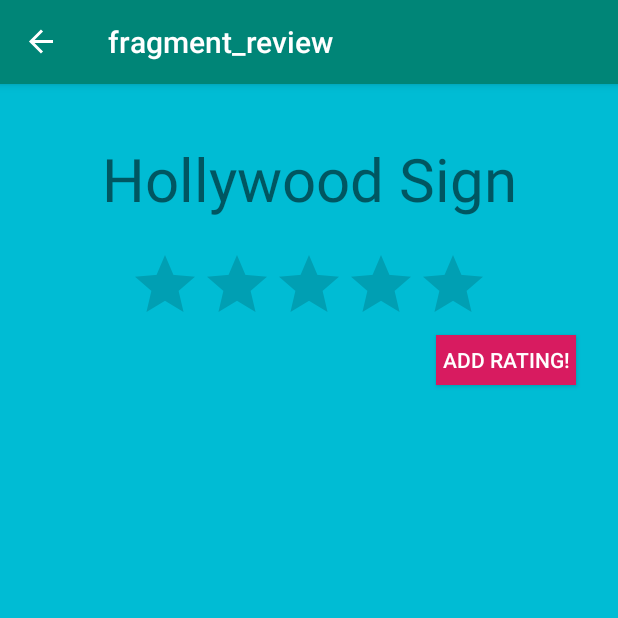
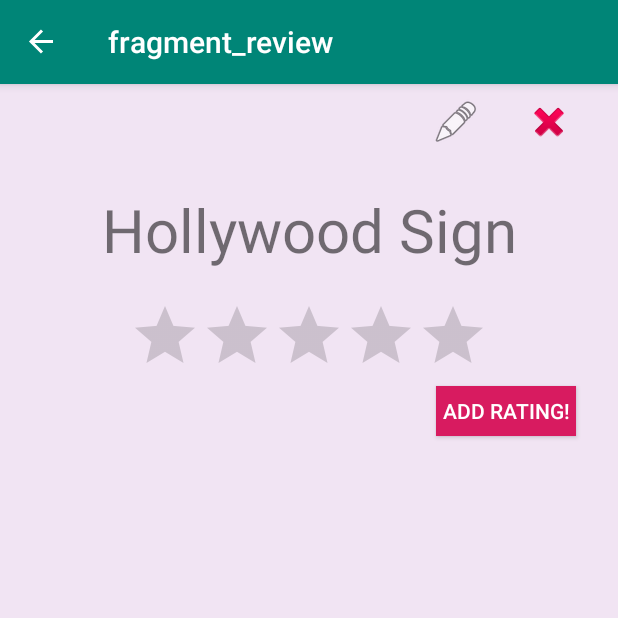
Before and after one commit to josejesusgarciajr/Travel-App, an Android app: the screen it shows after launch (MainActivity), after a tap on "LANDMARK TEST", on a phone screen of 412 x 824 dp, the top half of it. Run offline under Robolectric (Android 15) with nearby library versions, the phone set to English and light mode, and no system bars; our stand-ins replace Firebase (no records; nobody signed in at launch, a user with empty details on screens opened directly), data binding, navigation-ui; 2 statements that could not run were skipped; 2 other taps on this screen came first.

Commit message:
begin merge

```diff
--- a/TravelApp/app/src/main/java/jwest/android_class/travel_app/LandmarkFragment.kt
+++ b/TravelApp/app/src/main/java/jwest/android_class/travel_app/LandmarkFragment.kt
@@ -13,11 +13,15 @@ import jwest.android_class.travel_app.databinding.FragmentLandmarkBinding
 import android.graphics.PorterDuff
 import android.graphics.drawable.LayerDrawable
 import android.graphics.Color
+import android.util.Log
 import android.widget.RatingBar
 import android.widget.Toast
+import com.google.firebase.database.DatabaseReference
+import com.google.firebase.database.FirebaseDatabase
 import kotlinx.android.synthetic.main.dialog_window.*
 import kotlinx.android.synthetic.main.dialog_window.view.*
 import kotlinx.android.synthetic.main.dialog_window.view.ratingBar
+import kotlinx.android.synthetic.main.fragment_edit_landmark.*
 
 
 /**
@@ -25,6 +29,8 @@ import kotlinx.android.synthetic.main.dialog_window.view.ratingBar
  */
 class LandmarkFragment : Fragment() {
     private lateinit var binding: FragmentLandmarkBinding
+    private lateinit var ref: DatabaseReference
+
     override fun onCreateView(
         inflater: LayoutInflater, container: ViewGroup?,
         savedInstanceState: Bundle?
@@ -43,8 +49,24 @@ class LandmarkFragment : Fragment() {
 
         binding.rateButton.setOnClickListener{userRating(it)}
 
+        binding.landmarkDeleteButton.setOnClickListener{ deleteLandmark(args.landmarkId) }
+        binding.landmarkEditButton.setOnClickListener{ view?.findNavController()?.navigate(LandmarkFragmentDirections.actionLandmarkFragmentToEditLandmarkFragment(args.landmarkId, args.landmarkTitle, args.landmarkDescription, args.landmarkRating)) }
+
+
         return binding.root
     }
+
+    private fun deleteLandmark(landmarkId : String) {
+        ref = FirebaseDatabase.getInstance().getReference("landmarks")
+        var landmark = ref.child(landmarkId)
+        landmark.removeValue()
+        Log.d("delete : ", landmarkId)
+        view?.findNavController()?.navigate(R.id.action_landmarkFragment_to_mapFragment)
+    }
+
+//    private fun editLandmark() {
+//        view?.findNavController()?.navigate(LandmarkFragmentDirections.actionLandmarkFragmentToEditLandmarkFragment)
+//    }
 
     fun userRating(view: View) {
         binding.apply {
--- a/TravelApp/app/src/main/res/layout/fragment_landmark.xml
+++ b/TravelApp/app/src/main/res/layout/fragment_landmark.xml
@@ -13,7 +13,7 @@
         android:id="@+id/frameLayout"
         android:layout_width="match_parent"
         android:layout_height="match_parent"
-        android:background="#00BCD4"
+        android:background="#1B9C27B0"
         tools:context=".LandmarkFragment">
 
         <!-- TODO: Update blank fragment layout -->
@@ -21,7 +21,7 @@
             android:id="@+id/landmark_title_text"
             android:layout_width="409dp"
             android:layout_height="wrap_content"
-            android:layout_marginTop="16dp"
+            android:layout_marginTop="50dp"
             android:padding="20sp"
             android:text="Hollywood Sign"
             android:textAlignment="center"
@@ -62,7 +62,7 @@
             android:id="@+id/scrollView2"
             android:layout_width="match_parent"
             android:layout_height="match_parent"
-            android:layout_marginTop="175dp"
+            android:layout_marginTop="230dp"
             android:padding="15sp"
             app:layout_constraintTop_toTopOf="@+id/landmark_title_text">
 
@@ -85,5 +85,27 @@
             </androidx.constraintlayout.widget.ConstraintLayout>
         </ScrollView>
 
+        <ImageButton
+            android:id="@+id/landmarkDeleteButton"
+            android:layout_width="wrap_content"
+            android:layout_height="wrap_content"
+            android:layout_marginEnd="30dp"
+            android:background="#00FFFFFF"
+            app:layout_constraintBottom_toTopOf="@+id/landmark_title_text"
+            app:layout_constraintEnd_toEndOf="parent"
+            app:layout_constraintTop_toTopOf="parent"
+            app:srcCompat="@android:drawable/ic_delete" />
+
+        <ImageButton
+            android:id="@+id/landmarkEditButton"
+            android:layout_width="wrap_content"
+            android:layout_height="wrap_content"
+            android:layout_marginEnd="30dp"
+            android:background="#00FFFFFF"
+            app:layout_constraintBottom_toTopOf="@+id/landmark_title_text"
+            app:layout_constraintEnd_toStartOf="@+id/landmarkDeleteButton"
+            app:layout_constraintTop_toTopOf="parent"
+            app:srcCompat="@android:drawable/ic_menu_edit" />
+
     </androidx.constraintlayout.widget.ConstraintLayout>
 </layout>
--- a/TravelApp/app/src/main/res/navigation/navigation.xml
+++ b/TravelApp/app/src/main/res/navigation/navigation.xml
@@ -34,10 +34,12 @@
         >
         <action
             android:id="@+id/action_mapFragment_to_addLandmarkFragment"
-            app:destination="@id/addLandmarkFragment" />
+            app:destination="@id/addLandmarkFragment"
+            app:popUpTo="@+id/mapFragment" />
         <action
             android:id="@+id/action_mapFragment_to_landmarkFragment"
-            app:destination="@id/landmarkFragment" />
+            app:destination="@id/landmarkFragment"
+            app:popUpTo="@+id/mapFragment" />
     </fragment>
     <fragment
         android:id="@+id/landmarkFragment"
@@ -57,6 +59,15 @@
         <argument
             android:name="landmarkId"
             app:argType="string" />
+        <action
+            android:id="@+id/action_landmarkFragment_to_mapFragment"
+            app:destination="@id/mapFragment"
+            app:popUpTo="@+id/mapFragment" />
+        <action
+            android:id="@+id/action_landmarkFragment_to_editLandmarkFragment"
+            app:destination="@id/editLandmarkFragment"
+            app:popUpTo="@+id/landmarkFragment"
+            app:popUpToInclusive="true" />
     </fragment>
     <fragment
         android:id="@+id/addLandmarkFragment"
@@ -71,13 +82,36 @@
             app:argType="float" />
         <action
             android:id="@+id/action_addLandmarkFragment_to_mapFragment"
-            app:destination="@id/mapFragment" />
+            app:destination="@id/mapFragment"
+            app:popUpTo="@+id/addLandmarkFragment"
+            app:popUpToInclusive="true" />
     </fragment>
     <fragment
         android:id="@+id/reviewFragment"
         android:name="jwest.android_class.travel_app.reviewFragment"
         android:label="fragment_review"
         tools:layout="@layout/fragment_review" />
+    <fragment
+        android:id="@+id/editLandmarkFragment"
+        android:name="jwest.android_class.travel_app.EditLandmarkFragment"
+        android:label="Edit Landmark"
+        tools:layout="@layout/fragment_edit_landmark" >
+        <argument
+            android:name="landmarkId"
+            app:argType="string" />
+        <action
+            android:id="@+id/action_editLandmarkFragment_to_landmarkFragment"
+            app:destination="@id/landmarkFragment"
+            app:popUpTo="@+id/editLandmarkFragment"
+            app:popUpToInclusive="true" />
+        <argument
+            android:name="landmarkTitle"
+            app:argType="string" />
+        <argument android:name="landmarkDescription" />
+        <argument
+            android:name="landmarkRating"
+            app:argType="float" />
+    </fragment>
 
 
     <!-- LOG IN FRAGMENT -->
```
Also changed, not shown: TravelApp/app/src/main/java/jwest/android_class/travel_app/EditLandmarkFragment.kt (added, +50 -0 lines), TravelApp/app/src/main/res/layout/fragment_edit_landmark.xml (added, +87 -0 lines), TravelApp/app/build.gradle (line endings or trailing spaces).
